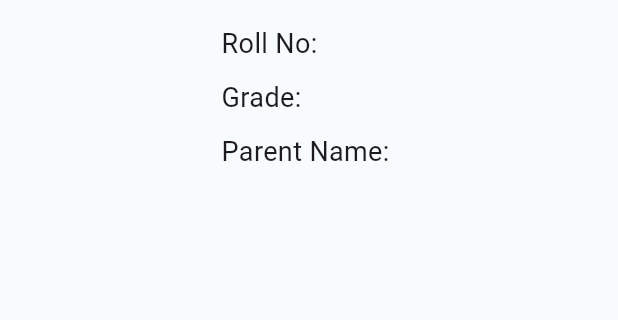
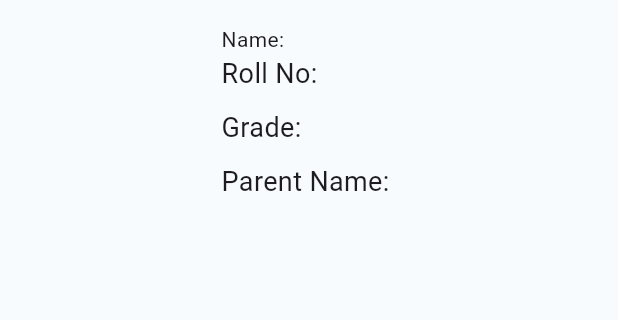
Before and after one commit to simrant27/Eskool, a Flutter app: the FullStudentDetail widget shown alone on an empty page, opened directly with empty values, on a phone screen of 412 x 824 dp, the part 168-488 px from its top. Run offline on Flutter 3.47's test engine with Material 3 defaults, Android fonts, the phone set to English and light mode, and no system bars; our stand-ins replace file_picker, fl_chart, table_calendar; network calls fail.

```diff
--- a/lib/Screens/admin/classes/fullStudentDetail.dart
+++ b/lib/Screens/admin/classes/fullStudentDetail.dart
@@ -23,10 +23,12 @@ class FullStudentDetail extends StatelessWidget {
             child: Column(
               crossAxisAlignment: CrossAxisAlignment.start,
               children: [
-                Text("Roll No: ${student.rollNo}",
+                Text("Name: ${student.fullName}"),
+                Text("Roll No: ${student.rollNumber}",
                     style: TextStyle(fontSize: 18)),
                 SizedBox(height: 10),
-                Text("Grade: ${student.grade}", style: TextStyle(fontSize: 18)),
+                Text("Grade: ${student.classAssigned}",
+                    style: TextStyle(fontSize: 18)),
                 SizedBox(height: 10),
                 Text("Parent Name: ${student.parentName}",
                     style: TextStyle(fontSize: 18)),
--- a/lib/models/Students_model.dart
+++ b/lib/models/Students_model.dart
@@ -1,17 +1,29 @@
-// lib/models/student.dart
-
 class Student {
-  final String name;
-  final String rollNo;
-  final String grade;
+  final String studentId;
+  final String fullName;
+  final String classAssigned;
   final String parentName;
-  final String className; // Add this line
+  String? rollNumber;
+  String? imageUrl; // Add rollNumber as a nullable field
 
   Student({
-    required this.name,
-    required this.rollNo,
-    required this.grade,
+    required this.studentId,
+    required this.fullName,
+    required this.classAssigned,
     required this.parentName,
-    required this.className, // Add this line
+    this.rollNumber,
+    this.imageUrl, // Include rollNumber in the constructor
   });
+
+  factory Student.fromJson(Map<String, dynamic> json) {
+    return Student(
+      studentId: json['studentId'],
+      rollNumber: json['rollNumber'],
+      fullName: json['fullName'],
+      classAssigned: json['classAssigned'],
+      parentName:
+          json['parentID'] != null ? json['parentID']['fullName'] : 'Unknown',
+      imageUrl: json['imageUrl'],
+    );
+  }
 }
```
Also changed, not shown: lib/Screens/admin/classes/student_deatail.dart (+56 -31 lines), lib/data/class_list.dart (+5 -5 lines), lib/data/student_data.dart (+34 -34 lines), lib/main.dart (+5 -4 lines), lib/services/studentService.dart (added, +20 -0 lines).
